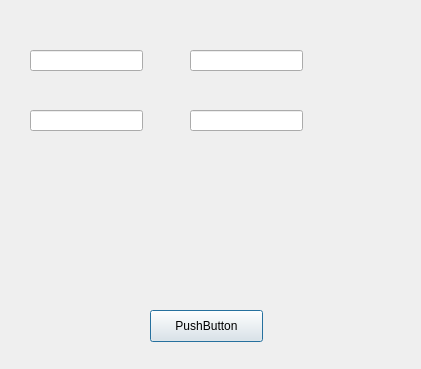
This is Gui-Vln-2016/editcomputer.ui in ivark16/Vln-2016 as Qt 5 draws it before an edit. The edited form follows.
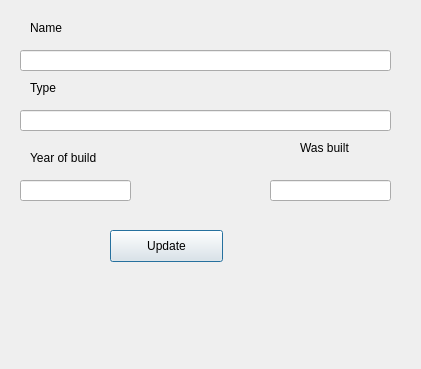
This is the edited form.

Patch:
```diff
--- a/Gui-Vln-2016/editcomputer.ui
+++ b/Gui-Vln-2016/editcomputer.ui
@@ -16,22 +16,22 @@
   <widget class="QPushButton" name="pushButton">
    <property name="geometry">
     <rect>
-     <x>150</x>
-     <y>310</y>
+     <x>110</x>
+     <y>230</y>
      <width>113</width>
      <height>32</height>
     </rect>
    </property>
    <property name="text">
-    <string>PushButton</string>
+    <string>Update</string>
    </property>
   </widget>
   <widget class="QLineEdit" name="lineEdit">
    <property name="geometry">
     <rect>
-     <x>30</x>
+     <x>20</x>
      <y>50</y>
-     <width>113</width>
+     <width>371</width>
      <height>21</height>
     </rect>
    </property>
@@ -39,9 +39,9 @@
   <widget class="QLineEdit" name="lineEdit_2">
    <property name="geometry">
     <rect>
-     <x>190</x>
-     <y>50</y>
-     <width>113</width>
+     <x>20</x>
+     <y>110</y>
+     <width>371</width>
      <height>21</height>
     </rect>
    </property>
@@ -49,9 +49,9 @@
   <widget class="QLineEdit" name="lineEdit_3">
    <property name="geometry">
     <rect>
-     <x>30</x>
-     <y>110</y>
-     <width>113</width>
+     <x>20</x>
+     <y>180</y>
+     <width>111</width>
      <height>21</height>
     </rect>
    </property>
@@ -59,13 +59,65 @@
   <widget class="QLineEdit" name="lineEdit_4">
    <property name="geometry">
     <rect>
-     <x>190</x>
-     <y>110</y>
-     <width>113</width>
+     <x>270</x>
+     <y>180</y>
+     <width>121</width>
      <height>21</height>
     </rect>
    </property>
   </widget>
+  <widget class="QLabel" name="labelName">
+   <property name="geometry">
+    <rect>
+     <x>30</x>
+     <y>20</y>
+     <width>361</width>
+     <height>16</height>
+    </rect>
+   </property>
+   <property name="text">
+    <string>Name</string>
+   </property>
+  </widget>
+  <widget class="QLabel" name="labelType">
+   <property name="geometry">
+    <rect>
+     <x>30</x>
+     <y>80</y>
+     <width>351</width>
+     <height>16</height>
+    </rect>
+   </property>
+   <property name="text">
+    <string>Type</string>
+   </property>
+  </widget>
+  <widget class="QLabel" name="labelYOB">
+   <property name="geometry">
+    <rect>
+     <x>30</x>
+     <y>150</y>
+     <width>91</width>
+     <height>16</height>
+    </rect>
+   </property>
+   <property name="text">
+    <string>Year of build</string>
+   </property>
+  </widget>
+  <widget class="QLabel" name="labelWB">
+   <property name="geometry">
+    <rect>
+     <x>300</x>
+     <y>140</y>
+     <width>60</width>
+     <height>16</height>
+    </rect>
+   </property>
+   <property name="text">
+    <string>Was built</string>
+   </property>
+  </widget>
  </widget>
  <resources/>
  <connections/>
```
Left out of the diff: 10 changed lines with no effect on the pictures.
